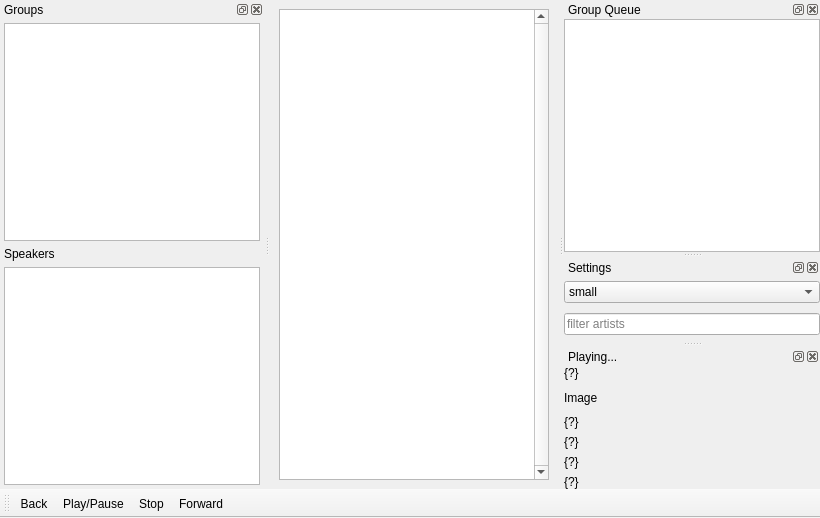
The window that main_interface.ui (aglavic/sonos_library_browser) describes before a commit, drawn with Qt 5.
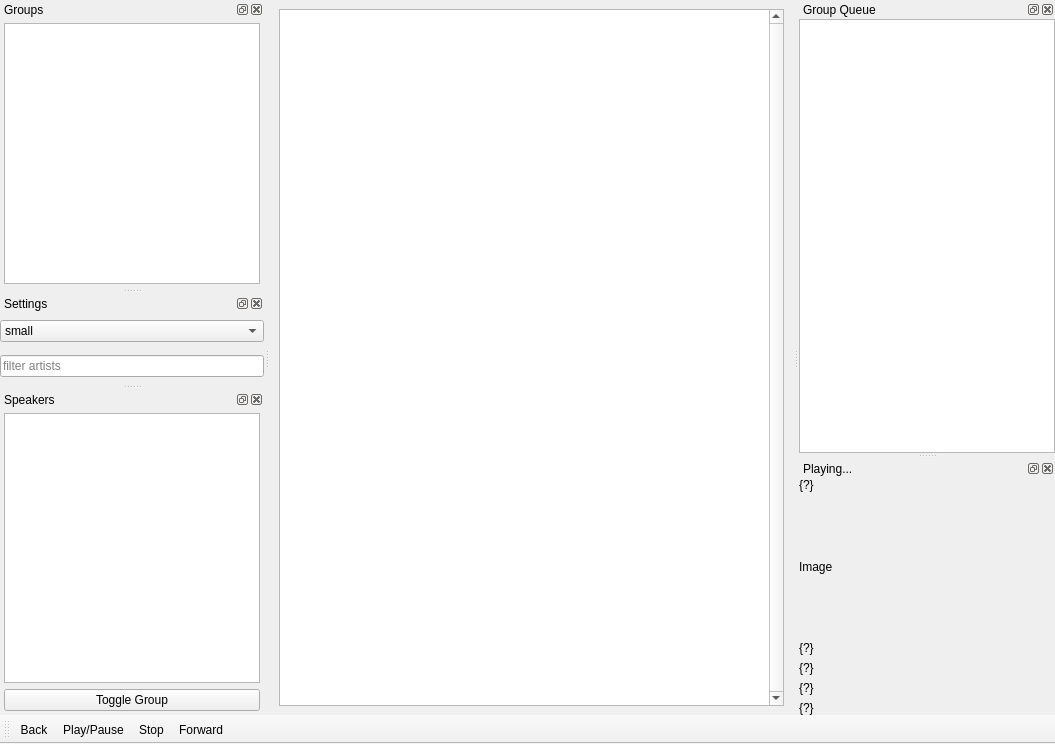
The same window after the commit. Custom widgets are drawn as their Qt base class.

Commit message: Improve thread implementations and allow adding/removing from speaker grous

Patch:
```diff
--- a/main_interface.ui
+++ b/main_interface.ui
@@ -6,8 +6,8 @@
    <rect>
     <x>0</x>
     <y>0</y>
-    <width>820</width>
-    <height>518</height>
+    <width>1055</width>
+    <height>744</height>
    </rect>
   </property>
   <property name="windowTitle">
@@ -56,6 +56,12 @@
    <addaction name="actionForward"/>
   </widget>
   <widget class="QDockWidget" name="groupsDock">
+   <property name="sizePolicy">
+    <sizepolicy hsizetype="Preferred" vsizetype="Preferred">
+     <horstretch>0</horstretch>
+     <verstretch>1</verstretch>
+    </sizepolicy>
+   </property>
    <property name="windowTitle">
     <string>Groups</string>
    </property>
@@ -83,16 +89,6 @@
        </property>
       </widget>
      </item>
-     <item>
-      <widget class="QLabel" name="label_7">
-       <property name="text">
-        <string>Speakers</string>
-       </property>
-      </widget>
-     </item>
-     <item>
-      <widget class="QListWidget" name="speakerList"/>
-     </item>
     </layout>
    </widget>
   </widget>
@@ -147,7 +143,7 @@
     <string>Settings</string>
    </property>
    <attribute name="dockWidgetArea">
-    <number>2</number>
+    <number>1</number>
    </attribute>
    <widget class="QWidget" name="dockWidgetContents_3">
     <layout class="QVBoxLayout" name="verticalLayout_2">
@@ -312,6 +308,46 @@
     </layout>
    </widget>
   </widget>
+  <widget class="QDockWidget" name="speakersDock">
+   <property name="sizePolicy">
+    <sizepolicy hsizetype="Preferred" vsizetype="Preferred">
+     <horstretch>0</horstretch>
+     <verstretch>1</verstretch>
+    </sizepolicy>
+   </property>
+   <property name="windowTitle">
+    <string>Speakers</string>
+   </property>
+   <attribute name="dockWidgetArea">
+    <number>1</number>
+   </attribute>
+   <widget class="QWidget" name="dockWidgetContents_4">
+    <layout class="QVBoxLayout" name="verticalLayout_5">
+     <property name="leftMargin">
+      <number>4</number>
+     </property>
+     <property name="topMargin">
+      <number>4</number>
+     </property>
+     <property name="rightMargin">
+      <number>4</number>
+     </property>
+     <property name="bottomMargin">
+      <number>4</number>
+     </property>
+     <item>
+      <widget class="QListWidget" name="speakerList"/>
+     </item>
+     <item>
+      <widget class="QPushButton" name="groupToggle">
+       <property name="text">
+        <string>Toggle Group</string>
+       </property>
+      </widget>
+     </item>
+    </layout>
+   </widget>
+  </widget>
   <action name="actionBack">
    <property name="text">
     <string>Back</string>
```
Left out of the diff: 47 changed lines with no effect on the pictures. The commit also changes 4 other files.
